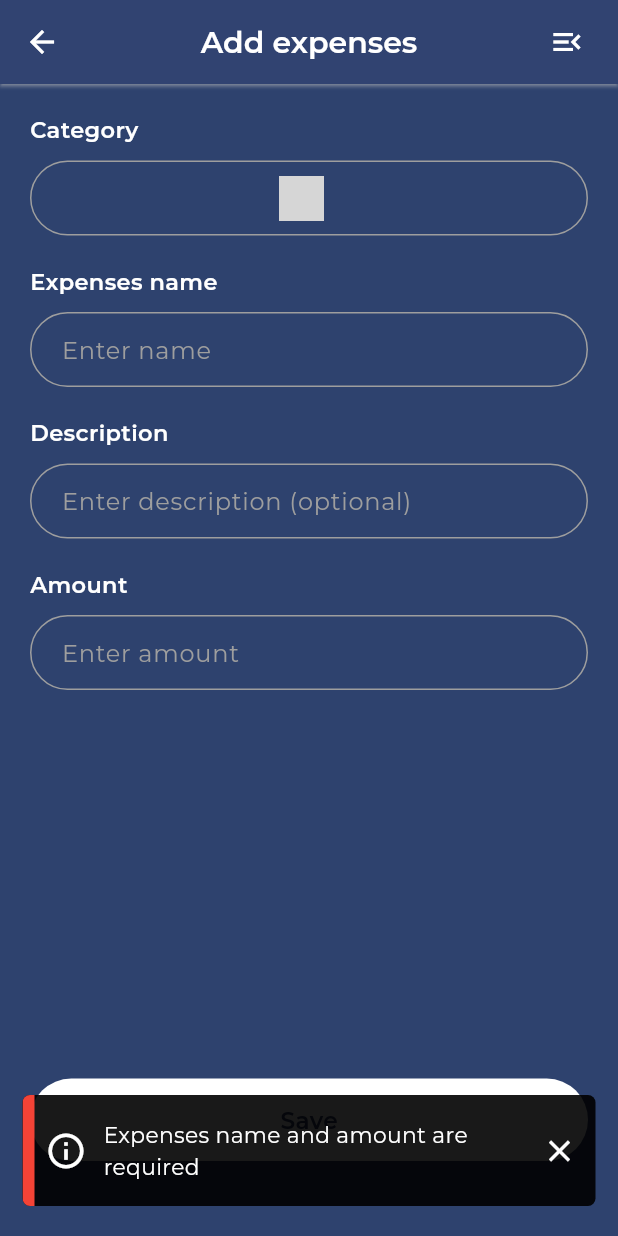
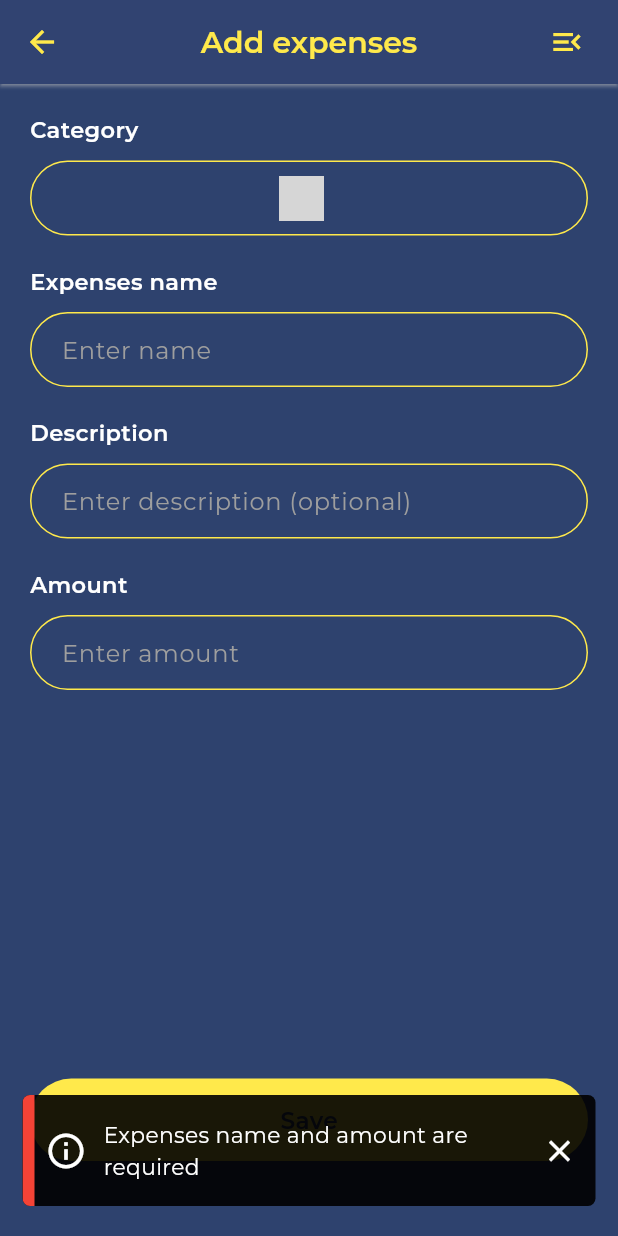
Before and after one commit to AreJaySay/expensify, a Flutter app: the AddExpenses screen opened directly with empty values, after a tap on "Save", on a phone screen of 412 x 824 dp. Run offline on Flutter 3.47's test engine with Material 3 defaults, Android fonts, the light colour scheme and no system bars; drawn by our look-alikes of another_flushbar, zoom_tap_animation; our stand-ins replace flutter_slidable, page_transition, shared_preferences; missing offline and left inert: pattern_formatter; accounts and stored records are empty; project files that could hold a hidden picture were left out; grey boxes are pictures that could not be loaded.

Commit message:
theme color and date modification

```diff
--- a/lib/views/add_expenses.dart
+++ b/lib/views/add_expenses.dart
@@ -48,7 +48,7 @@ class _AddExpensesState extends State<AddExpenses> {
           backgroundColor: palettes.primary,
           elevation: 1,
           shadowColor: Colors.white,
-          foregroundColor: Colors.white,
+          foregroundColor: palettes.secondary,
           centerTitle: true,
           title: Text("Add expenses",style: TextStyle(fontFamily: "semibold",fontSize: 20),),
           actions: [
@@ -75,7 +75,7 @@ class _AddExpensesState extends State<AddExpenses> {
                 Container(
                   height: 50,
                   decoration: BoxDecoration(
-                      border: Border.all(color: Colors.grey.shade500),
+                      border: Border.all(color: palettes.secondary),
                       borderRadius: BorderRadius.circular(1000)
                   ),
                   child: Row(
@@ -104,7 +104,7 @@ class _AddExpensesState extends State<AddExpenses> {
                 Container(
                   padding: EdgeInsets.symmetric(horizontal: 20),
                   decoration: BoxDecoration(
-                      border: Border.all(color: Colors.grey.shade500),
+                      border: Border.all(color: palettes.secondary),
                       borderRadius: BorderRadius.circular(1000)
                   ),
                   child: TextField(
@@ -127,7 +127,7 @@ class _AddExpensesState extends State<AddExpenses> {
                 Container(
                   padding: EdgeInsets.symmetric(horizontal: 20),
                   decoration: BoxDecoration(
-                     border: Border.all(color: Colors.grey.shade500),
+                     border: Border.all(color: palettes.secondary),
                      borderRadius: BorderRadius.circular(1000)
                   ),
                   child: TextField(
@@ -150,7 +150,7 @@ class _AddExpensesState extends State<AddExpenses> {
                 Container(
                   padding: EdgeInsets.symmetric(horizontal: 20),
                   decoration: BoxDecoration(
-                      border: Border.all(color: Colors.grey.shade500),
+                      border: Border.all(color: palettes.secondary),
                       borderRadius: BorderRadius.circular(1000)
                   ),
                   child: TextField(
@@ -189,7 +189,7 @@ class _AddExpensesState extends State<AddExpenses> {
                     }
                     _snackbarMessage.snackbarMessage(context, message: "Added new expenses!");
                   }
-                },radius: 1000,color: Colors.white,fontColor: palettes.primary),
+                },radius: 1000,color: palettes.secondary,fontColor: palettes.primary),
                 SizedBox(
                   height: 30,
                 )
--- a/lib/views/view_expenses.dart
+++ b/lib/views/view_expenses.dart
@@ -4,6 +4,7 @@ import 'package:expensify/utils/palettes.dart';
 import 'package:expensify/views/add_expenses.dart';
 import 'package:flutter/material.dart';
 import 'package:flutter_slidable/flutter_slidable.dart';
+import 'package:intl/intl.dart';
 import 'package:shared_preferences/shared_preferences.dart';
 
 import 'landing.dart';
@@ -36,7 +37,7 @@ class _ViewExpensesState extends State<ViewExpenses> {
           backgroundColor: palettes.primary,
           elevation: 1,
           shadowColor: Colors.white,
-          foregroundColor: Colors.white,
+          foregroundColor: palettes.secondary,
           centerTitle: true,
           title: Text("My expenses",style: TextStyle(fontFamily: "semibold",fontSize: 20),),
           automaticallyImplyLeading: false,
@@ -113,7 +114,7 @@ class _ViewExpensesState extends State<ViewExpenses> {
                     SizedBox(
                       height: 5,
                     ),
-                    Text("Jan 22, 2025 at 11:am",style: TextStyle(fontFamily: "regular",fontSize: 11),),
+                    Text(DateFormat("dd MMM yyyy • h::mm a").format(DateTime.parse(_details[5])),style: TextStyle(fontFamily: "regular",fontSize: 11),),
                     // Text(_details[5] == "" ? "No date" : _details[5],style: TextStyle(fontFamily: "regular",fontSize: 13)),
                   ],
                 ),
```
Also changed, not shown: lib/views/landing.dart (+5 -5 lines), lib/welcome.dart (+4 -4 lines), 1 other file.
